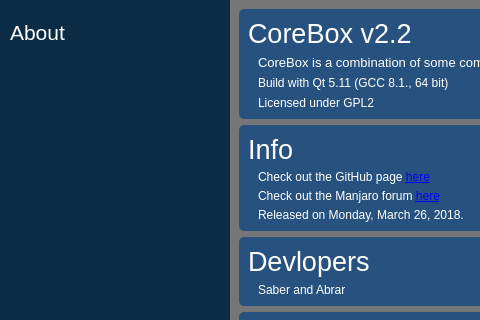
The window that app/about/about.ui (rahmanshaber/corebox) describes before a commit, drawn with Qt 5; both pictures show x 0 to 480 and y 0 to 320 of the 740 by 753 pixel window.
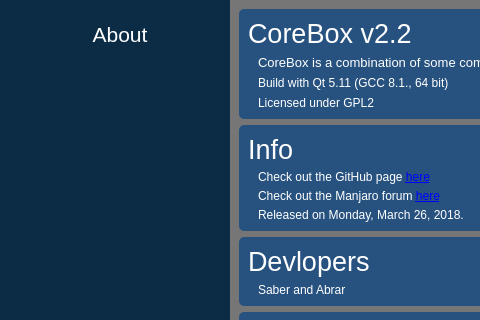
The same window after the commit. Icons and pictures are not drawn.

What changed in the file:
```diff
--- a/app/about/about.ui
+++ b/app/about/about.ui
@@ -77,7 +77,13 @@
        <number>10</number>
       </property>
       <item>
-       <widget class="QPushButton" name="title">
+       <widget class="QToolButton" name="title">
+        <property name="sizePolicy">
+         <sizepolicy hsizetype="Preferred" vsizetype="Fixed">
+          <horstretch>0</horstretch>
+          <verstretch>0</verstretch>
+         </sizepolicy>
+        </property>
         <property name="font">
          <font>
           <pointsize>16</pointsize>
@@ -106,8 +112,8 @@
           <height>24</height>
          </size>
         </property>
-        <property name="flat">
-         <bool>true</bool>
+        <property name="toolButtonStyle">
+         <enum>Qt::ToolButtonTextBesideIcon</enum>
         </property>
        </widget>
       </item>
```
